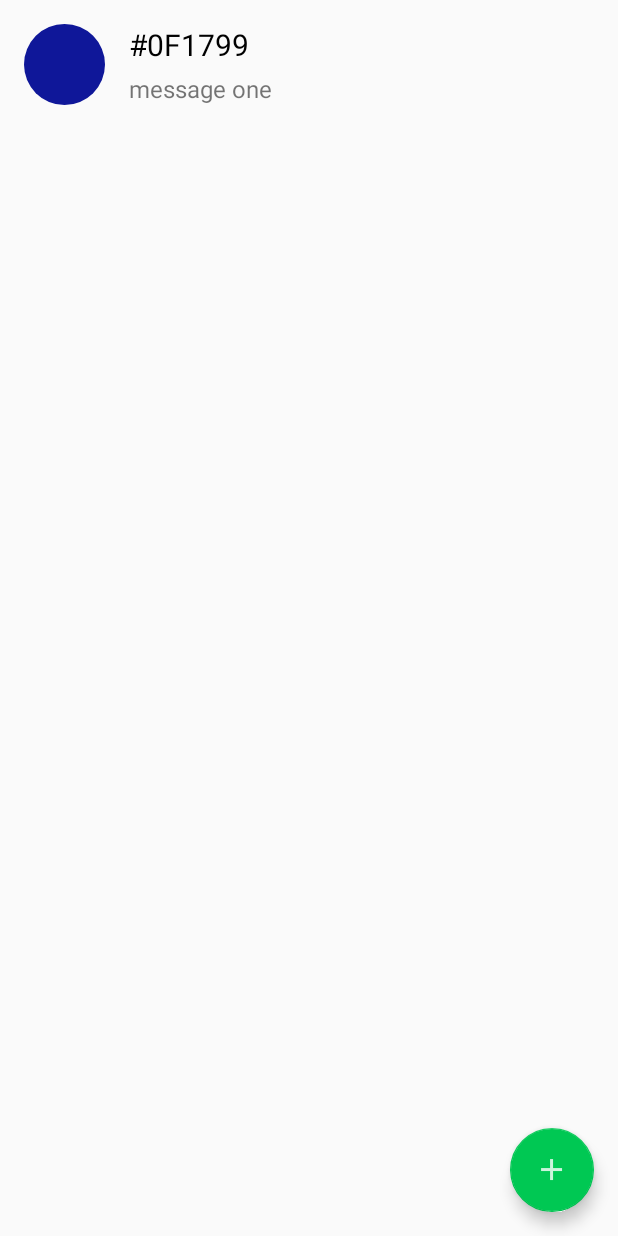
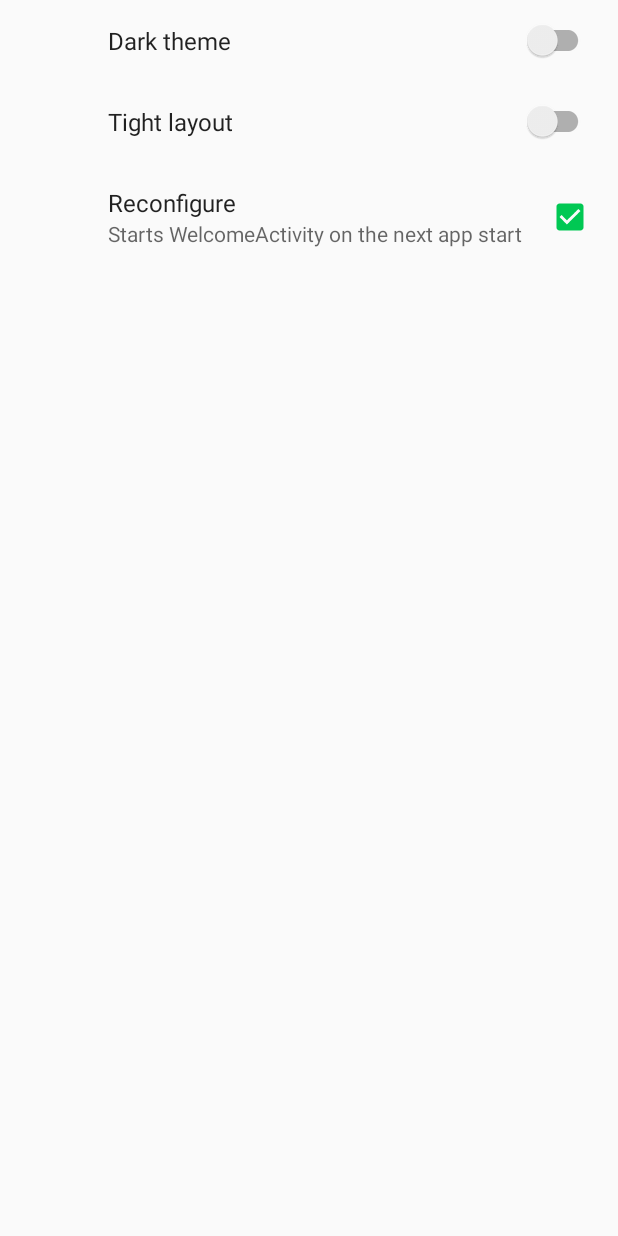
Before and after one commit to EvGem7/Yandex-HW1, an Android app: the NavigationActivity screen opened directly, with no data from a screen before it, in the side drawer, after a tap on "Settings", on a phone screen of 412 x 824 dp. Run offline under Robolectric (Android 15) with nearby library versions, the phone set to English and light mode, and no system bars; our stand-ins replace androidx.preference.

Commit message:
feature: implement dark theme. add settings

```diff
--- a/app/build.gradle
+++ b/app/build.gradle
@@ -63,6 +63,7 @@ dependencies {
     implementation "com.microsoft.appcenter:appcenter-crashes:${appCenterSdkVersion}"
     implementation 'com.android.support:recyclerview-v7:28.0.0'
     implementation 'com.android.support:design:28.0.0'
+    implementation 'com.android.support:preference-v7:28.0.0'
 }
 
 // ktlint
--- a/app/src/main/java/org/evgem/android/drachukeugenesapp/App.kt
+++ b/app/src/main/java/org/evgem/android/drachukeugenesapp/App.kt
@@ -14,6 +14,6 @@ class App : Application() {
         super.onCreate()
         Fabric.with(this, Crashlytics())
         AppCenter.start(this, "4adf0dd6-adf5-41bc-a15b-620487358d07", Analytics::class.java, Crashes::class.java)
-        AppCompatDelegate.setCompatVectorFromResourcesEnabled(true)
+        AppConfig.setTheme(AppConfig.getTheme(this), this)
     }
 }
--- a/app/src/main/java/org/evgem/android/drachukeugenesapp/ui/activity/MainActivity.kt
+++ b/app/src/main/java/org/evgem/android/drachukeugenesapp/ui/activity/MainActivity.kt
@@ -8,6 +8,7 @@ import android.os.Bundle
 import android.support.v7.app.AppCompatActivity
 import android.text.Html
 import android.widget.TextView
+import org.evgem.android.drachukeugenesapp.AppConfig
 import org.evgem.android.drachukeugenesapp.R
 import org.evgem.android.drachukeugenesapp.ui.activity.welcome.WelcomeActivity
 import org.evgem.android.drachukeugenesapp.ui.custom.CircularImageView
@@ -36,6 +37,7 @@ class MainActivity : AppCompatActivity() {
 
         myHeadImageView = findViewById(R.id.my_head_image)
         myHeadImageView.setOnLongClickListener {
+            AppConfig.setConfigured(false, this)
             val intent = Intent(this, WelcomeActivity::class.java)
             startActivity(intent)
             return@setOnLongClickListener true
--- a/app/src/main/java/org/evgem/android/drachukeugenesapp/ui/activity/NavigationActivity.kt
+++ b/app/src/main/java/org/evgem/android/drachukeugenesapp/ui/activity/NavigationActivity.kt
@@ -10,6 +10,7 @@ import android.util.Log
 import android.widget.FrameLayout
 import org.evgem.android.drachukeugenesapp.R
 import org.evgem.android.drachukeugenesapp.ui.custom.CircularImageView
+import org.evgem.android.drachukeugenesapp.ui.fragment.SettingsFragment
 import org.evgem.android.drachukeugenesapp.ui.fragment.launcher.LauncherFragment
 import org.evgem.android.drachukeugenesapp.ui.fragment.list.ListFragment
 import org.evgem.android.drachukeugenesapp.util.TAG
@@ -19,6 +20,7 @@ class NavigationActivity : AppCompatActivity() {
         const val EXTRA_FRAGMENT_TYPE = "org.evgem.android.drachukeugenesapp.ui.activity.fragment_type"
         const val LAUNCHER_FRAGMENT = 0
         const val LIST_FRAGMENT = 1
+        const val SETTINGS_FRAGMENT = 2
     }
 
     private lateinit var fragmentContainer: FrameLayout
@@ -43,9 +45,7 @@ class NavigationActivity : AppCompatActivity() {
             when (menuItem.itemId) {
                 R.id.menu_launcher -> setFragment(LAUNCHER_FRAGMENT)
                 R.id.menu_list -> setFragment(LIST_FRAGMENT)
-                R.id.menu_settings -> {
-                    TODO("implement settings")
-                }
+                R.id.menu_settings -> setFragment(SETTINGS_FRAGMENT)
             }
 
             return@setNavigationItemSelectedListener true
@@ -60,19 +60,27 @@ class NavigationActivity : AppCompatActivity() {
 
     private fun setFragment(fragmentType: Int) {
         fun performTransaction(fragment: Fragment) {
-            val existingFragment = supportFragmentManager.findFragmentById(R.id.navigation_fragment_container)
-            if (existingFragment == null) {
+            //TODO doesn't work properly. or works???
+            val currentFragment = supportFragmentManager.findFragmentById(R.id.navigation_fragment_container)
+            if (currentFragment == null) {
                 supportFragmentManager.beginTransaction()
-                    .add(R.id.navigation_fragment_container, fragment)
+                    .add(R.id.navigation_fragment_container, fragment, fragment.TAG)
                     .commit()
             } else {
-                //TODO жопой чую можно сделать проще
-                if (fragment::class == existingFragment::class) {
+                val toInsertFragment = supportFragmentManager.findFragmentByTag(fragment.TAG)
+                if (toInsertFragment == null) {
+                    supportFragmentManager.beginTransaction()
+                        .detach(currentFragment)
+                        .add(R.id.navigation_fragment_container, fragment, fragment.TAG)
+                        .commit()
                     return
                 }
-                supportFragmentManager.beginTransaction()
-                    .replace(R.id.navigation_fragment_container, fragment)
-                    .commit()
+                if (toInsertFragment.TAG != currentFragment.TAG) {
+                    supportFragmentManager.beginTransaction()
+                        .detach(currentFragment)
+                        .attach(toInsertFragment)
+                        .commit()
+                }
             }
         }
 
@@ -86,6 +94,10 @@ class NavigationActivity : AppCompatActivity() {
                 navigationView.setCheckedItem(R.id.menu_list)
                 performTransaction(ListFragment())
             }
+            SETTINGS_FRAGMENT -> {
+                navigationView.setCheckedItem(R.id.menu_settings)
+                performTransaction(SettingsFragment())
+            }
             else -> Log.e(TAG, "unknown fragment type")
         }
     }
--- a/app/src/main/java/org/evgem/android/drachukeugenesapp/ui/activity/welcome/WelcomePagerAdapter.kt
+++ b/app/src/main/java/org/evgem/android/drachukeugenesapp/ui/activity/welcome/WelcomePagerAdapter.kt
@@ -3,12 +3,13 @@ package org.evgem.android.drachukeugenesapp.ui.activity.welcome
 import android.support.v4.app.Fragment
 import android.support.v4.app.FragmentManager
 import android.support.v4.app.FragmentPagerAdapter
+import android.support.v4.app.FragmentStatePagerAdapter
 import org.evgem.android.drachukeugenesapp.ui.fragment.DescriptionFragment
 import org.evgem.android.drachukeugenesapp.ui.fragment.LayoutChooserFragment
 import org.evgem.android.drachukeugenesapp.ui.fragment.ThemeChooserFragment
 import org.evgem.android.drachukeugenesapp.ui.fragment.WelcomeFragment
 
-class WelcomePagerAdapter(fragmentManager: FragmentManager) : FragmentPagerAdapter(fragmentManager) {
+class WelcomePagerAdapter(fragmentManager: FragmentManager) : FragmentStatePagerAdapter(fragmentManager) {
     companion object {
         val fragments = listOf(
             WelcomeFragment(),
--- /dev/null
+++ b/app/src/main/java/org/evgem/android/drachukeugenesapp/ui/fragment/SettingsFragment.kt
@@ -0,0 +1,48 @@
+package org.evgem.android.drachukeugenesapp.ui.fragment
+
+import android.os.Bundle
+import android.support.v7.preference.CheckBoxPreference
+import android.support.v7.preference.PreferenceFragmentCompat
+import android.support.v7.preference.SwitchPreferenceCompat
+import org.evgem.android.drachukeugenesapp.AppConfig
+import org.evgem.android.drachukeugenesapp.AppConfig.Layout.STANDARD
+import org.evgem.android.drachukeugenesapp.AppConfig.Layout.TIGHT
+import org.evgem.android.drachukeugenesapp.AppConfig.Theme.DARK
+import org.evgem.android.drachukeugenesapp.AppConfig.Theme.LIGHT
+import org.evgem.android.drachukeugenesapp.R
+
+class SettingsFragment : PreferenceFragmentCompat() {
+    private lateinit var darkThemePicker: SwitchPreferenceCompat
+    private lateinit var tightLayoutPicker: SwitchPreferenceCompat
+    private lateinit var runWelcomeActivityCheckBox: CheckBoxPreference
+
+    override fun onCreatePreferences(savedState: Bundle?, rootKey: String?) {
+        setPreferencesFromResource(R.xml.preferences, rootKey)
+
+        darkThemePicker = findPreference("dark_theme_picker") as SwitchPreferenceCompat
+        tightLayoutPicker = findPreference("tight_layout_picker") as SwitchPreferenceCompat
+        runWelcomeActivityCheckBox = findPreference("run_welcome_activity_checkbox") as CheckBoxPreference
+
+        darkThemePicker.isChecked = AppConfig.getTheme(context) == DARK
+        tightLayoutPicker.isChecked = AppConfig.getLayout(context) == TIGHT
+        runWelcomeActivityCheckBox.isChecked = !AppConfig.isConfigured(context)
+
+        darkThemePicker.setOnPreferenceClickListener {
+            val theme = if (darkThemePicker.isChecked) DARK else LIGHT
+            AppConfig.setTheme(theme, context)
+            activity?.recreate()
+            return@setOnPreferenceClickListener true
+        }
+        tightLayoutPicker.setOnPreferenceClickListener {
+            val layout = if (tightLayoutPicker.isChecked) TIGHT else STANDARD
+            AppConfig.setLayout(layout, context)
+            return@setOnPreferenceClickListener true
+        }
+        runWelcomeActivityCheckBox.setOnPreferenceClickListener {
+            AppConfig.setConfigured(!runWelcomeActivityCheckBox.isChecked, context)
+            return@setOnPreferenceClickListener true
+        }
+    }
+
+
+}
--- a/app/src/main/java/org/evgem/android/drachukeugenesapp/util/Context.kt
+++ b/app/src/main/java/org/evgem/android/drachukeugenesapp/util/Context.kt
@@ -1,5 +1,6 @@
 package org.evgem.android.drachukeugenesapp.util
 
 import android.content.Context
+import android.content.SharedPreferences
 
-val Context.defaultSharedPreferences get() = getSharedPreferences(packageName, Context.MODE_PRIVATE)
+val Context.defaultSharedPreferences: SharedPreferences get() = getSharedPreferences(packageName, Context.MODE_PRIVATE)
--- a/app/src/main/java/org/evgem/android/drachukeugenesapp/util/RecyclerAdapter.kt
+++ b/app/src/main/java/org/evgem/android/drachukeugenesapp/util/RecyclerAdapter.kt
@@ -1,5 +1,6 @@
 package org.evgem.android.drachukeugenesapp.util
 
-import android.support.v7.widget.RecyclerView
+import android.support.v7.widget.RecyclerView.Adapter
+import android.support.v7.widget.RecyclerView.ViewHolder
 
-val <VH : RecyclerView.ViewHolder>RecyclerView.Adapter<VH>.lastIndex: Int get() = this.itemCount - 1
+val <VH : ViewHolder>Adapter<VH>.lastIndex: Int get() = this.itemCount - 1
--- a/app/src/main/res/layout/activity_main.xml
+++ b/app/src/main/res/layout/activity_main.xml
@@ -1,4 +1,5 @@
 <?xml version="1.0" encoding="utf-8"?>
+<!--TODO remake it with material design-->
 <android.support.constraint.ConstraintLayout xmlns:android="http://schemas.android.com/apk/res/android"
     xmlns:app="http://schemas.android.com/apk/res-auto"
     xmlns:tools="http://schemas.android.com/tools"
--- a/app/src/main/res/layout/item_list.xml
+++ b/app/src/main/res/layout/item_list.xml
@@ -1,4 +1,5 @@
 <?xml version="1.0" encoding="utf-8"?>
+<!--TODO add subheader-->
 <android.support.constraint.ConstraintLayout xmlns:android="http://schemas.android.com/apk/res/android"
     xmlns:app="http://schemas.android.com/apk/res-auto"
     xmlns:tools="http://schemas.android.com/tools"
--- a/app/src/main/res/values/dimens.xml
+++ b/app/src/main/res/values/dimens.xml
@@ -9,4 +9,5 @@
     <dimen name="layout_chooser_description">16sp</dimen>
     <dimen name="recycler_decoration_offset">8dp</dimen>
     <dimen name="list_picture_diameter">54dp</dimen>
+    <dimen name="status_bar_height">24dp</dimen>
 </resources>
--- a/app/src/main/res/values/strings.xml
+++ b/app/src/main/res/values/strings.xml
@@ -17,4 +17,6 @@
     <string name="menu_launcher">Launcher</string>
     <string name="menu_list">List</string>
     <string name="menu_settings">Settings</string>
+    <string name="settings_reconfigure_title">Reconfigure</string>
+    <string name="settings_reconfigure_summary">Starts WelcomeActivity on the next app start</string>
 </resources>
--- /dev/null
+++ b/app/src/main/res/xml/preferences.xml
@@ -0,0 +1,15 @@
+<?xml version="1.0" encoding="utf-8"?>
+<android.support.v7.preference.PreferenceScreen xmlns:android="http://schemas.android.com/apk/res/android">
+    <SwitchPreferenceCompat
+        android:key="dark_theme_picker"
+        android:title="@string/dark_theme" />
+
+    <SwitchPreferenceCompat
+        android:key="tight_layout_picker"
+        android:title="@string/tight_layout" />
+
+    <CheckBoxPreference
+        android:key="run_welcome_activity_checkbox"
+        android:title="@string/settings_reconfigure_title"
+        android:summary="@string/settings_reconfigure_summary"/>
+</android.support.v7.preference.PreferenceScreen>
```
Also changed, not shown: app/src/main/java/org/evgem/android/drachukeugenesapp/AppConfig.kt (+23 -2 lines), app/src/main/java/org/evgem/android/drachukeugenesapp/ui/activity/welcome/WelcomeActivity.kt (+16 -4 lines), app/src/main/java/org/evgem/android/drachukeugenesapp/ui/fragment/ThemeChooserFragment.kt (+15 -26 lines), app/src/main/java/org/evgem/android/drachukeugenesapp/util/SharedPreferences.kt (+20 -5 lines), app/src/main/res/layout/nav_header.xml (+4 -5 lines).
